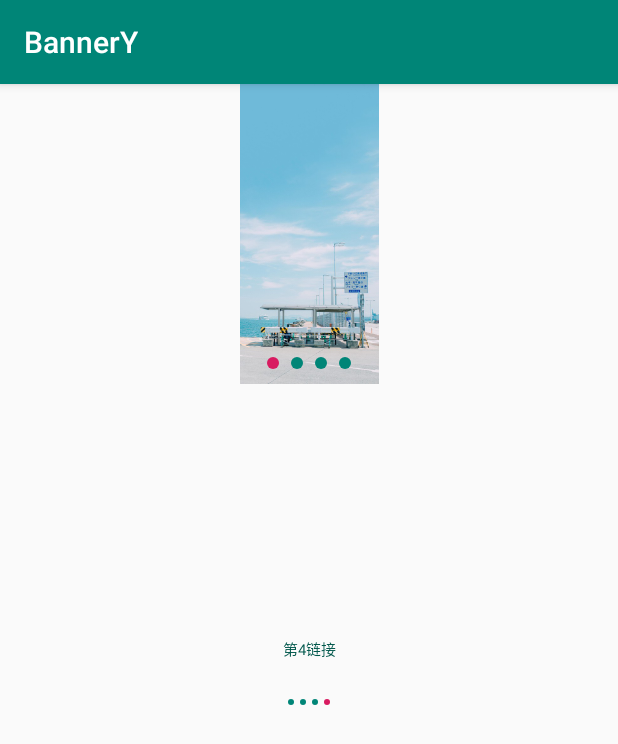
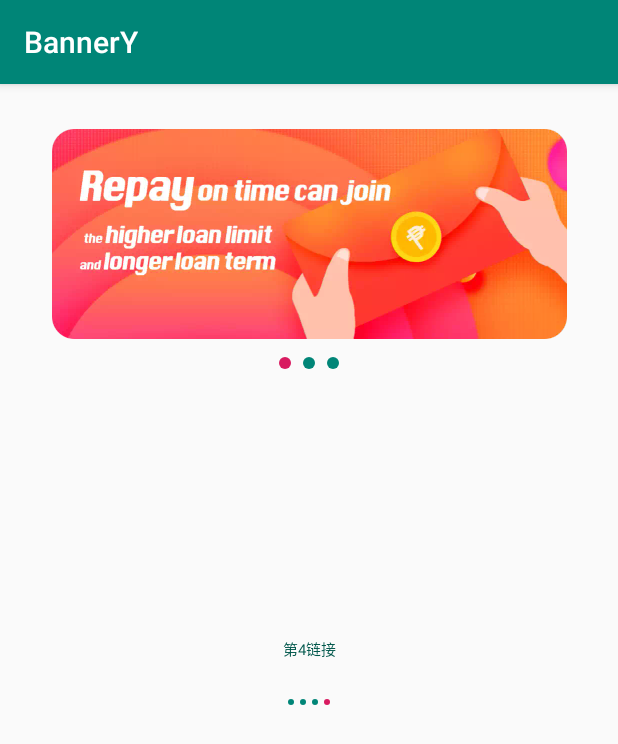
Before and after one commit to rgdzh1/BannerY, an Android app: the screen it shows after launch (MainActivity), on a phone screen of 412 x 824 dp. Shown: the top 744 px of the screen. Run offline under Robolectric (Android 15) with nearby library versions, the phone set to English and light mode, and no system bars.

Commit message:
处理少于或者等于3张Banner图导致的白屏现象

```diff
--- a/app/build.gradle
+++ b/app/build.gradle
@@ -28,7 +28,7 @@ dependencies {
     androidTestImplementation 'androidx.test.espresso:espresso-core:3.2.0'
 
     implementation project(path: ':library_banner')
-//    implementation 'com.yey.bannery:library_banner:0.2.2'
+//    implementation 'com.yey.bannery:library_banner:0.2.4'
 
     //leakcanary
     debugImplementation 'com.squareup.leakcanary:leakcanary-android:2.0-beta-3'
--- a/app/src/main/java/com/yey/bannery/MainActivity.java
+++ b/app/src/main/java/com/yey/bannery/MainActivity.java
@@ -52,11 +52,9 @@ public class MainActivity extends AppCompatActivity {
         strings.add("111111111");
         strings.add("222222222");
         strings.add("333333333");
-        strings.add("444444444");
-        integers.add(R.mipmap.banner_1);
-        integers.add(R.mipmap.banner_2);
-        integers.add(R.mipmap.banner_3);
-        integers.add(R.mipmap.banner_4);
+        integers.add(R.mipmap.home_banner_1);
+        integers.add(R.mipmap.home_banner_2);
+        integers.add(R.mipmap.home_banner_3);
         bannerY.setImagesRes(integers);
         bannerY.setDescList(strings);
         bannerY.setClickBanner(new IClickBanner() {
--- a/app/src/main/res/layout/activity_main.xml
+++ b/app/src/main/res/layout/activity_main.xml
@@ -13,12 +13,12 @@
         android:layout_height="200dp"
         app:banner_im_scaletype="centerInside"
         app:banner_interval="2000"
+        app:banner_size_sclae="5dp"
         app:desc_bottom_margin="10dp"
         app:desc_color="@color/colorAccent"
         app:desc_size="18sp"
         app:point_bg="@drawable/point_selector_use"
         app:point_bottom_margin="10dp"
-        app:banner_size_sclae="15dp"
         app:point_size="8dp" />
 
     <com.yey.library_banner.BannerY
--- a/library_banner/build.gradle
+++ b/library_banner/build.gradle
@@ -9,7 +9,7 @@ android {
         minSdkVersion 18
         targetSdkVersion 29
         versionCode 1
-        versionName "0.2.2"
+        versionName "0.2.4"
 
         testInstrumentationRunner "androidx.test.runner.AndroidJUnitRunner"
         consumerProguardFiles 'consumer-rules.pro'
--- a/library_banner/src/main/java/com/yey/library_banner/BannerAdapter.java
+++ b/library_banner/src/main/java/com/yey/library_banner/BannerAdapter.java
@@ -1,14 +1,14 @@
 package com.yey.library_banner;
 
 import android.annotation.SuppressLint;
-import android.content.Context;
-import android.os.Handler;
 import android.view.View;
 import android.view.ViewGroup;
 import android.view.ViewParent;
 import android.widget.ImageView;
+
 import androidx.annotation.NonNull;
 import androidx.viewpager.widget.PagerAdapter;
+
 import java.util.ArrayList;
 
 public class BannerAdapter<T> extends PagerAdapter {
--- a/library_banner/src/main/java/com/yey/library_banner/BannerY.java
+++ b/library_banner/src/main/java/com/yey/library_banner/BannerY.java
@@ -128,7 +128,6 @@ public class BannerY extends FrameLayout {
 
     /**
      * 通过自定义属性调整指示器与文字描述位置
-     *
      */
     private void fixParams() {
         //描述控件
@@ -220,8 +219,12 @@ public class BannerY extends FrameLayout {
     public <T> void setImagesRes(ArrayList<T> imagesRes) {
         if (judgeLenght(imagesRes)) {
             mImageViewList.clear();
+            if (imagesRes.size() <= 3) {
+                // 如果原始数据小于或等于3,那么就添加双份图片.
+                initImageList(imagesRes, false);
+            }
             // 初始化图片列表
-            initImageList(imagesRes);
+            initImageList(imagesRes, true);
             // 创建Adapter
             mBannerAdapter = new BannerAdapter(mImageViewList);
             mVp.setAdapter(mBannerAdapter);
@@ -279,8 +282,11 @@ public class BannerY extends FrameLayout {
 
     /**
      * 初始化图片列表
+     *
+     * @param imagesRes
+     * @param isAddPoint 是否添加指示器,当第二次添加指示器的时候应该拒绝
      */
-    private void initImageList(ArrayList imagesRes) {
+    private void initImageList(ArrayList imagesRes, boolean isAddPoint) {
         Class<?> imageResClass = imagesRes.get(0).getClass();
         for (int i = 0; i < imagesRes.size(); i++) {
             // 创建ImageView
@@ -290,7 +296,9 @@ public class BannerY extends FrameLayout {
             // 将ImageView添加进集合中
             mImageViewList.add(imageView);
             //添加指示器
-            addPoint(i);
+            if (isAddPoint) {
+                addPoint(i);
+            }
         }
     }
 
@@ -356,7 +364,7 @@ public class BannerY extends FrameLayout {
         // 图片的padding值要比ViewPager Padding值小,如果图片Padding值比ViewPager Padding值还要大,
         // ViewPager就不能在一个界面中展示三张图了.
         // (mBannerScaleSize*0.8): 代表了图片间的空白区域大小
-        imageView.setPadding((int) (mBannerScaleSize*0.3), 0, (int) (mBannerScaleSize*0.3), 0);
+        imageView.setPadding((int) (mBannerScaleSize * 0.3), 0, (int) (mBannerScaleSize * 0.3), 0);
         return imageView;
     }
 
```
Also changed, not shown: app/src/main/res/mipmap-xxhdpi/home_banner_1.webp (added), app/src/main/res/mipmap-xxhdpi/home_banner_2.webp (added), app/src/main/res/mipmap-xxhdpi/home_banner_3.webp (added), 1 other file.
